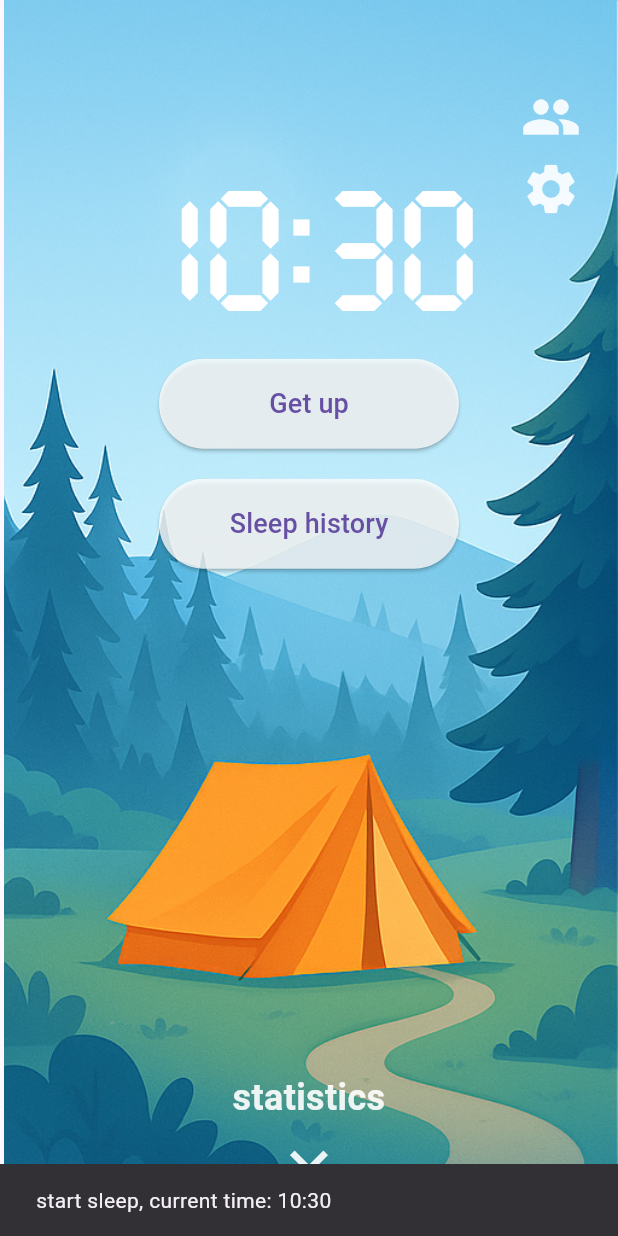
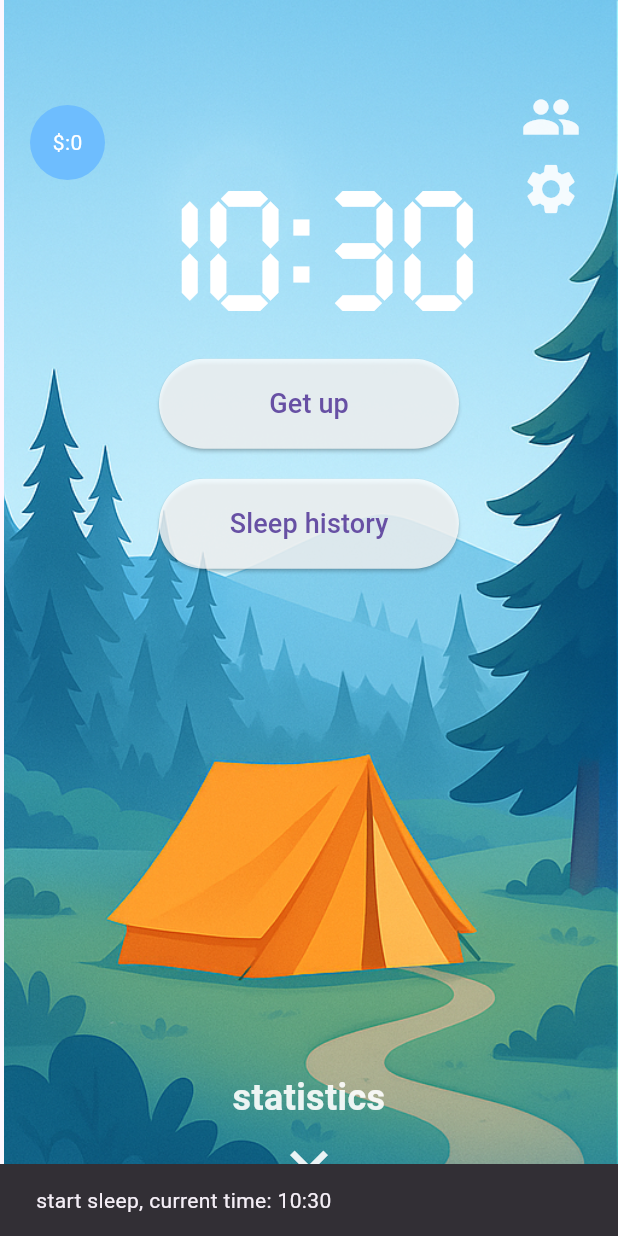
Before and after one commit to deepsleep-project/app, a Flutter app: the screen it shows after launch, after a tap on "Go to bed", on a phone screen of 412 x 824 dp. Run offline on Flutter 3.47's test engine with Material 3 defaults, Android fonts, the light colour scheme and no system bars; our stand-ins replace fl_chart, localstorage; network calls fail.

Commit message:
Feat: add Concurency system(nw523)

```diff
--- a/lib/home_page.dart
+++ b/lib/home_page.dart
@@ -18,6 +18,9 @@ class HomePage extends StatefulWidget {
 class _HomePageState extends State<HomePage> {
   String _formattedTime = '';
   bool _isSleeping = false;
+  int _currency = 0;
+  DateTime _start = DateTime(0);
+  DateTime _end = DateTime(0);
 
   @override
   void initState() {
@@ -90,8 +93,14 @@ class _HomePageState extends State<HomePage> {
   // Load the initial sleep state from storage
   Future<void> _loadInitialSleepState() async {
     bool sleeping = await SleepStorage.loadIsSleeping();
+    int currency = await SleepStorage.loadCurrency();
+    String targetSleepTime = await SleepStorage.loadTargetSleepTime();
+    String targetWakeUpTime = await SleepStorage.loadTargetWakeUpTime();
     setState(() {
       _isSleeping = sleeping;
+      _currency = currency;
+      _start = DateTime.parse(targetSleepTime);
+      _end = DateTime.parse(targetWakeUpTime);
     });
   }
 
@@ -122,6 +131,10 @@ class _HomePageState extends State<HomePage> {
       return;
     }
 
+    int goodSleep = _currency + pendingGoodsleep(start, end);
+
+    await SleepStorage.saveCurrency(goodSleep);
+
     final date = getAdjustedDate(DateTime.parse(start)).toIso8601String();
 
     final records = await SleepStorage.loadRecords();
@@ -131,9 +144,37 @@ class _HomePageState extends State<HomePage> {
 
     setState(() {
       _isSleeping = false;
+      _currency = goodSleep;
     });
 
     _showSnackBar('wake up, curent time: $_formattedTime');
+  }
+
+  int pendingGoodsleep(String start, String end) {
+    DateTime startA = DateTime.parse(start);
+    DateTime endA = DateTime.parse(end);
+    Duration difference = endA.difference(startA);
+    if (_end.isBefore(_start)) {
+      _end = _end.add(Duration(days: 1));
+    }
+    DateTime startTime = DateTime(
+      startA.year,
+      startA.month,
+      startA.day,
+      _start.hour,
+      _start.minute,
+      _start.second,
+      _start.millisecond,
+      _start.microsecond,
+    );
+    Duration diff = _end.difference(_start);
+
+    if (startA.isBefore(startTime)){
+      if (diff <= difference) {
+        return 100;
+      }
+    }
+    return 0;
   }
 
   Future<void> _viewHistory() async {
@@ -207,6 +248,25 @@ class _HomePageState extends State<HomePage> {
                   fit: BoxFit.fitHeight,
                   height: screenHeight,
                 ),
+              ),
+              Positioned(
+                top: 70,
+                left: 20,
+                child:Container(
+                  width: 50,  // 宽度
+                  height: 50, // 高度
+                  decoration: BoxDecoration(
+                    color: const Color.fromARGB(255, 110, 189, 254),          // 背景颜色
+                    shape: BoxShape.circle,      // 设置为圆形
+                  ),
+                  alignment: Alignment.center,   // 居中对齐文字
+                  child: Text(
+                    '\$:${_currency.toString()}',
+                    style: TextStyle(
+                      color: Colors.white
+                    ),
+                  ),
+                )
               ),
               Transform.translate(
                 offset: Offset(0, -screenHeight * 0.20),
--- a/lib/setting_page.dart
+++ b/lib/setting_page.dart
@@ -47,9 +47,9 @@ class TimePickerWithTap extends StatefulWidget {
   _TimePickerWithTapState createState() => _TimePickerWithTapState();
 }
 class _TimePickerWithTapState extends State<TimePickerWithTap> {
-  int startHour = 12;
+  int startHour = 0;
   int startMinute = 0;
-  int endHour = 12;
+  int endHour = 0;
   int endMinute = 0;
 
   Future<void> _loadInitialTargetState() async {
--- a/lib/storage.dart
+++ b/lib/storage.dart
@@ -30,7 +30,17 @@ class SleepStorage {
     await _storage.setItem('isSleeping', value);
   }
 
-    static Future<String> loadTargetSleepTime() async {
+  static Future<int> loadCurrency() async {
+    await _storage.ready;
+    return _storage.getItem('currency') ?? 0;
+  }
+
+  static Future<void> saveCurrency(int value) async {
+    await _storage.ready;
+    await _storage.setItem('currency', value);
+  }
+
+  static Future<String> loadTargetSleepTime() async {
     await _storage.ready;
     return _storage.getItem('TargetSleepTime') ?? "2025-01-01T23:00:00.000000";
   }
```
